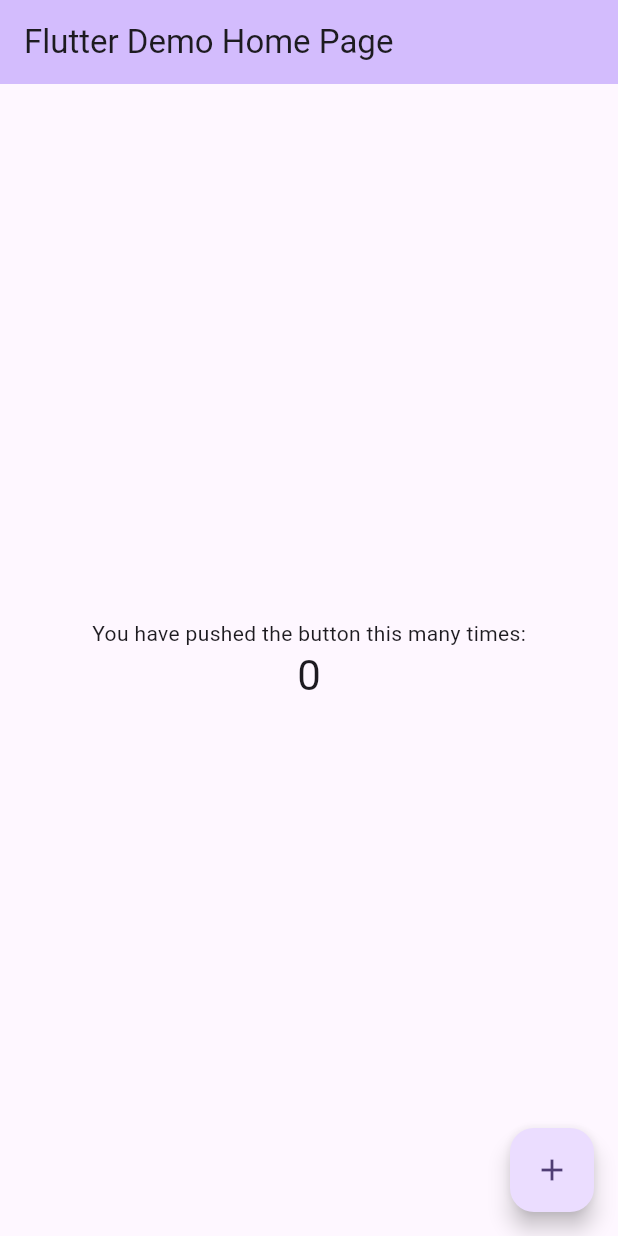
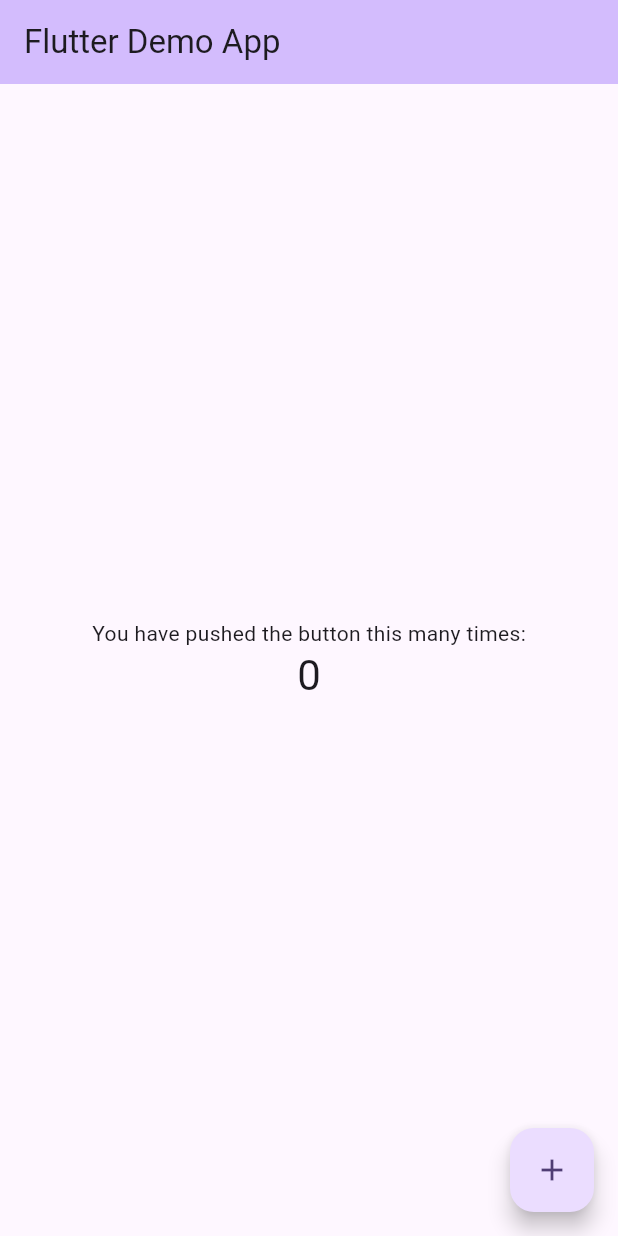
Before and after one commit to emrebertan/first_app, a Flutter app: the screen it shows after launch, on a phone screen of 412 x 824 dp. Run offline on Flutter 3.47's test engine with Material 2 defaults, Android fonts, the phone set to English and light mode, and no system bars.

Commit message:
title changed

```diff
--- a/lib/main.dart
+++ b/lib/main.dart
@@ -31,7 +31,7 @@ class MyApp extends StatelessWidget {
         colorScheme: ColorScheme.fromSeed(seedColor: Colors.deepPurple),
         useMaterial3: true,
       ),
-      home: const MyHomePage(title: 'Flutter Demo Home Page'),
+      home: const MyHomePage(title: 'Flutter Demo App'),
     );
   }
 }
```
